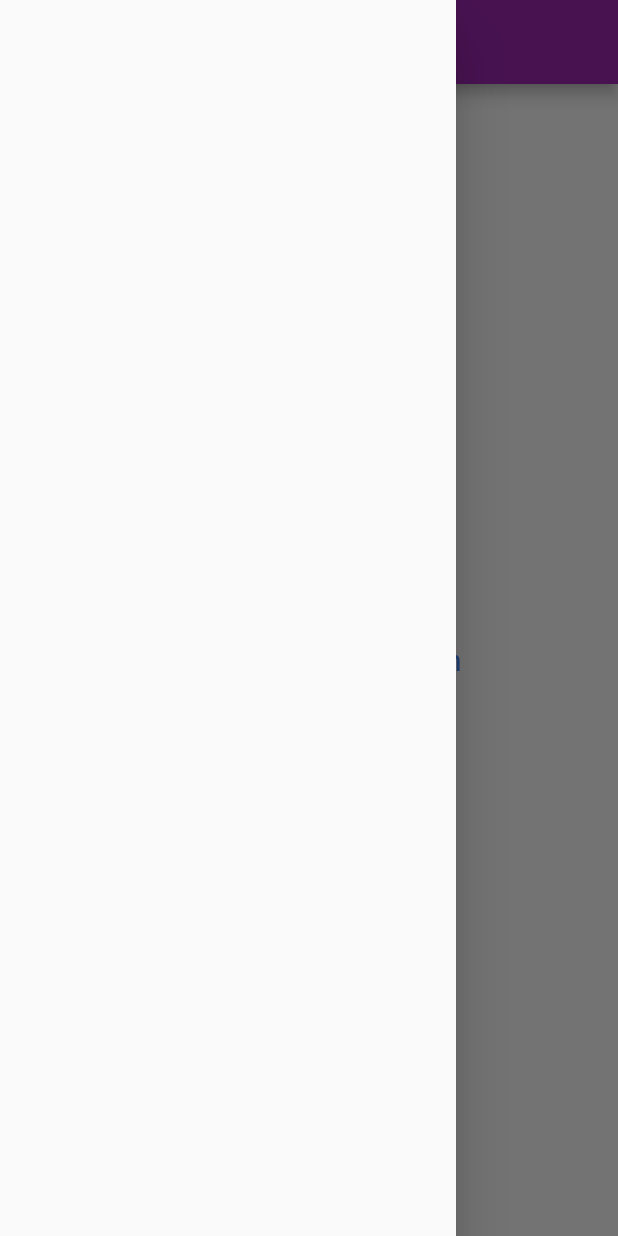
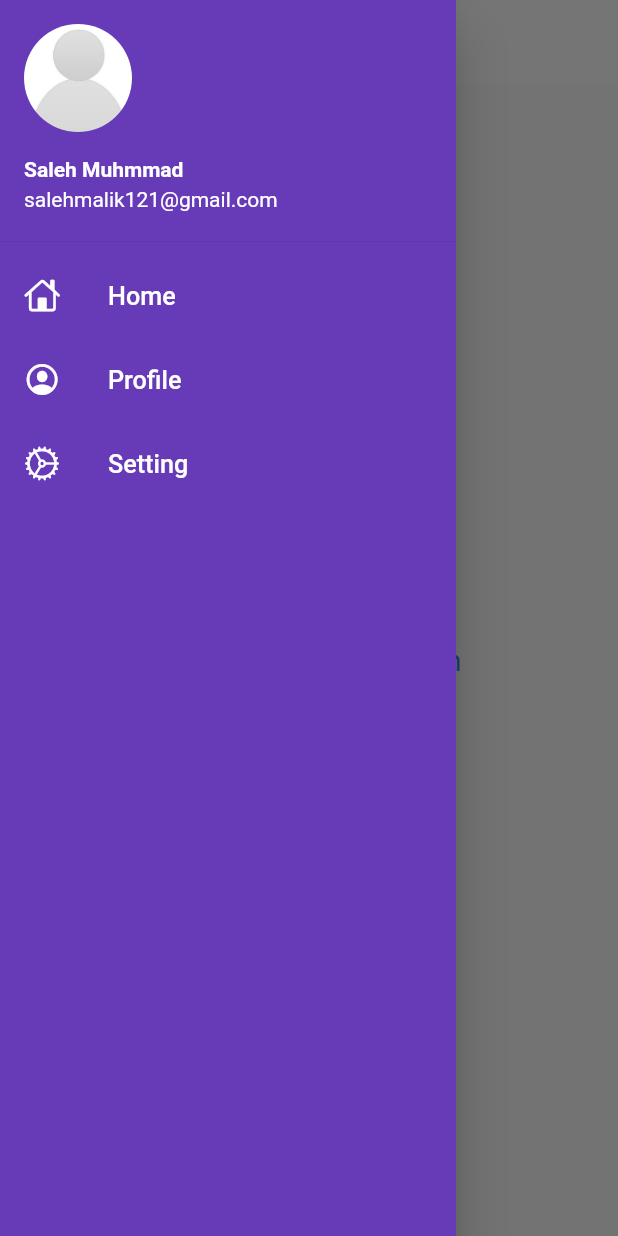
Before and after one commit to salehmalik121/flutter-app, a Flutter app: the HomePage screen opened by its route, with the side drawer open, on a phone screen of 412 x 824 dp. Run offline on Flutter 3.47's test engine with Material 2 defaults, Android fonts, the phone set to English and light mode, and no system bars; our stand-ins replace google_fonts.

```diff
--- a/lib/pages/home_page.dart
+++ b/lib/pages/home_page.dart
@@ -2,6 +2,7 @@
 import 'dart:ui';
 
 import 'package:flutter/material.dart';
+import 'package:learning/pages/widgets/drawer.dart';
 
 // ignore: camel_case_types
 class HomePage extends StatelessWidget {
@@ -9,7 +10,9 @@ class HomePage extends StatelessWidget {
   Widget build(BuildContext context) {
     String name = "Saleh";
     return Scaffold(
-      appBar: AppBar(),
+      appBar: AppBar(
+        title: Center(child: Text("Catalog App")),
+      ),
       body: Center(
         child: Text("1st App made by $name",
             style: TextStyle(
@@ -17,7 +20,7 @@ class HomePage extends StatelessWidget {
               color: Colors.blueAccent,
             )),
       ),
-      drawer: Drawer(),
+      drawer: Mydrawer(),
     );
   }
 }
--- a/lib/pages/utis/routes.dart
+++ b/lib/pages/utis/routes.dart
@@ -1,4 +1,5 @@
 class Myroutes {
   static String loginRoute = "loginpage";
   static String homeRoute = "homepage";
+  static String coloneRoute = "clonePage";
 }
--- /dev/null
+++ b/lib/pages/widgets/drawer.dart
@@ -0,0 +1,68 @@
+import 'dart:ui';
+
+import 'package:flutter/cupertino.dart';
+import 'package:flutter/material.dart';
+
+class Mydrawer extends StatelessWidget {
+  const Mydrawer({Key? key}) : super(key: key);
+
+  @override
+  Widget build(BuildContext context) {
+    final color = Colors.white;
+    return Drawer(
+        child: Container(
+      decoration: BoxDecoration(
+        color: Colors.deepPurple,
+      ),
+      child: Column(children: [
+        BackdropFilter(
+            filter: new ImageFilter.blur(sigmaX: 10.0, sigmaY: 10.0)),
+        UserAccountsDrawerHeader(
+          accountName: Text(
+            "Saleh Muhmmad",
+            style: TextStyle(
+              fontWeight: FontWeight.bold,
+            ),
+          ),
+          accountEmail: Text("salehmalik121@gmail.com"),
+          currentAccountPicture: CircleAvatar(
+            foregroundImage: AssetImage("assets/images/nouser.jpeg"),
+          ),
+        ),
+        ListTile(
+          leading: Icon(
+            CupertinoIcons.home,
+            color: color,
+          ),
+          title: Text(
+            "Home",
+            textScaleFactor: 1.2,
+            style: TextStyle(color: color),
+          ),
+        ),
+        ListTile(
+          leading: Icon(
+            CupertinoIcons.profile_circled,
+            color: Colors.white,
+          ),
+          title: Text(
+            "Profile",
+            textScaleFactor: 1.2,
+            style: TextStyle(color: color),
+          ),
+        ),
+        ListTile(
+          leading: Icon(
+            CupertinoIcons.settings,
+            color: Colors.white,
+          ),
+          title: Text(
+            "Setting",
+            textScaleFactor: 1.2,
+            style: TextStyle(color: color),
+          ),
+        ),
+      ]),
+    ));
+  }
+}
--- /dev/null
+++ b/lib/pages/widgets/theme.dart
@@ -0,0 +1,16 @@
+import 'package:flutter/material.dart';
+import 'package:google_fonts/google_fonts.dart';
+
+class Mytheme {
+  static ThemeData lighttheme(BuildContext context) => ThemeData(
+        primarySwatch: Colors.deepPurple,
+        textTheme: GoogleFonts.robotoTextTheme(),
+        appBarTheme: AppBarTheme(
+            color: Colors.white,
+            elevation: 0.0,
+            iconTheme: IconThemeData(color: Colors.black),
+            textTheme: Theme.of(context).textTheme),
+      );
+  static ThemeData darktheme(BuildContext context) =>
+      ThemeData(brightness: Brightness.dark);
+}
```
Also changed, not shown: lib/main.dart (+9 -6 lines), lib/pages/clone_page.dart (added, +22 -0 lines), lib/pages/login_page.dart (+58 -19 lines), assets/images/login_image.png, assets/images/nouser.jpeg (added), pubspec.yaml (line endings or trailing spaces).
